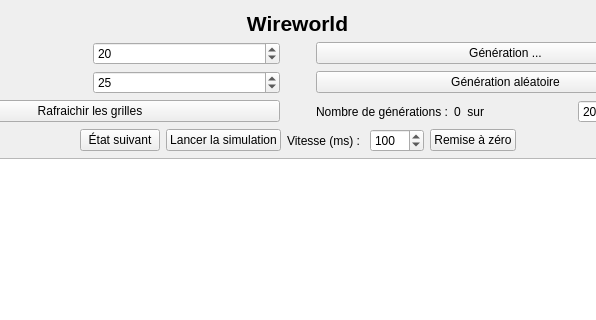
Before: the Qt Designer form src/ui/wwview.ui in danousna/autocell, drawn with Qt 5; both pictures show x 111 to 707 and y 0 to 320 of the 817 by 496 pixel window.
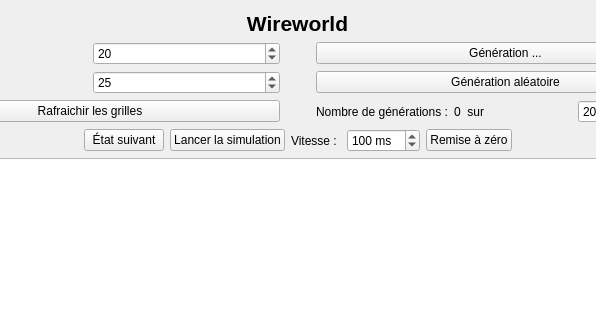
After: the same form once the commit is applied.

```diff
--- a/src/ui/wwview.ui
+++ b/src/ui/wwview.ui
@@ -207,12 +207,15 @@
          <item>
           <widget class="QLabel" name="label_2">
            <property name="text">
-            <string>Vitesse (ms) : </string>
+            <string>Vitesse : </string>
            </property>
           </widget>
          </item>
          <item>
           <widget class="QSpinBox" name="inputSpeed">
+           <property name="suffix">
+            <string> ms</string>
+           </property>
            <property name="minimum">
             <number>50</number>
            </property>
```
